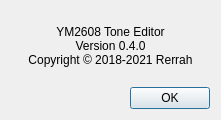
Qt form src/aboutdialog.ui (rerrahkr/YM2608-Tone-Editor) before a commit.
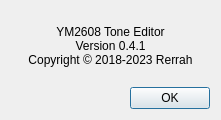
The same form after that commit.

Commit message: Revise app version to 0.4.1

Diff of the .ui file:
```diff
--- a/src/aboutdialog.ui
+++ b/src/aboutdialog.ui
@@ -21,8 +21,8 @@
      </property>
      <property name="text">
       <string>YM2608 Tone Editor
-Version 0.4.0
-Copyright © 2018-2021 Rerrah</string>
+Version 0.4.1
+Copyright © 2018-2023 Rerrah</string>
      </property>
      <property name="textFormat">
       <enum>Qt::PlainText</enum>
```
The commit also changes 2 other files.
